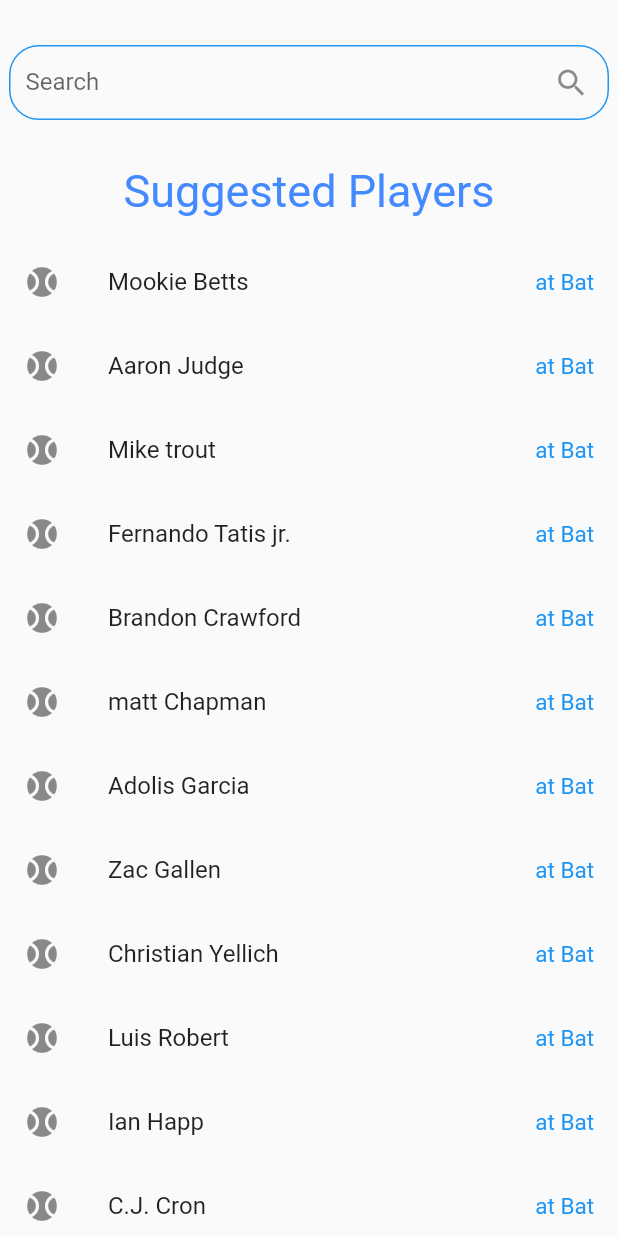
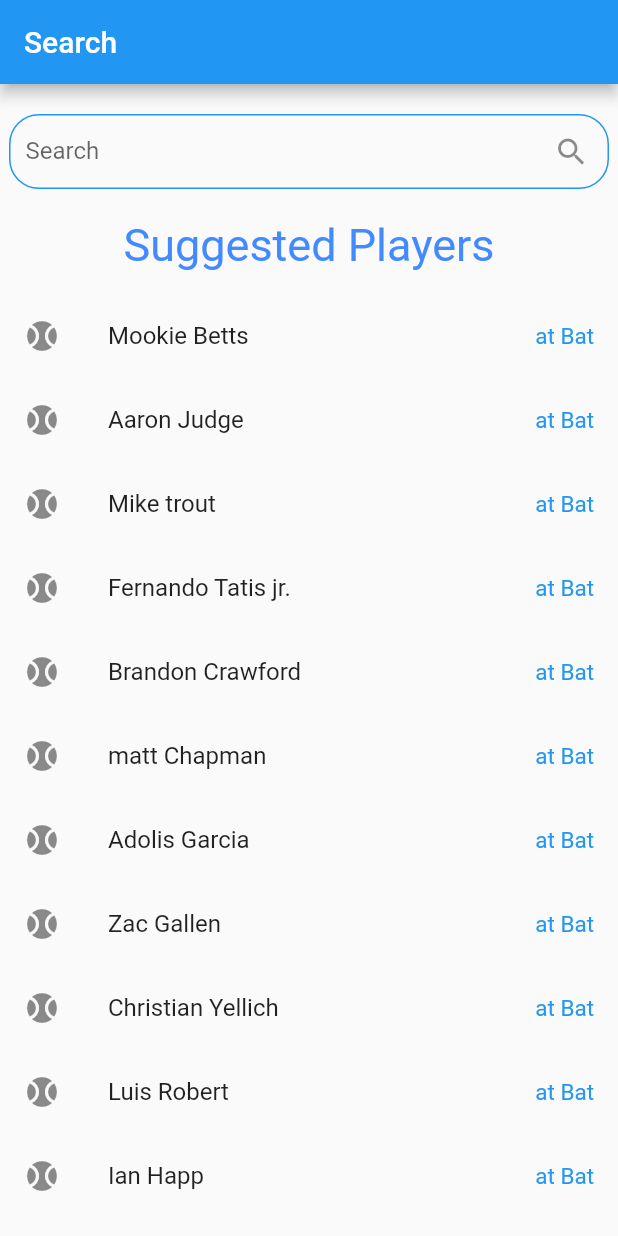
Before and after one commit to mateoavila/QuickStat, a Flutter app: the MySearchPage screen opened directly, on a phone screen of 412 x 824 dp. Run offline on Flutter 3.47's test engine with Material 2 defaults, Android fonts, the phone set to English and light mode, and no system bars.

Commit message:
UI close to done

```diff
--- a/lib/player_list.dart
+++ b/lib/player_list.dart
@@ -2,7 +2,7 @@ import 'package:flutter/material.dart';
 
 class PlayerList extends StatelessWidget {
   const PlayerList({Key? key}) : super(key: key);
-  static const List<String> players = [
+  static  List<String> players = [
     'Mookie Betts',
     'Aaron Judge',
     'Mike trout',
--- a/lib/search_screen.dart
+++ b/lib/search_screen.dart
@@ -16,13 +16,19 @@ class SearchScreen extends State<MySearchPage>{
 
   @override
   Widget build(BuildContext context) {
-    return  Center(
+
+    return Scaffold(
+        appBar: AppBar(
+        title: const Text('Search'),
+          automaticallyImplyLeading: false,
+    ),
+    body:  Center(
       child: Column(
         crossAxisAlignment: CrossAxisAlignment.center,
         mainAxisSize: MainAxisSize.max,
         mainAxisAlignment: MainAxisAlignment.start,
         children:   <Widget>[
-          SizedBox(height: 30.0,),
+          SizedBox(height: 20.0,),
           // the searchBar
           Form(
             child: Container(
@@ -41,7 +47,7 @@ class SearchScreen extends State<MySearchPage>{
               ),
             ),
           ),
-          SizedBox(height: 30.0,),
+          SizedBox(height: 20.0,),
           const Text('Suggested Players',
               style: TextStyle(fontSize: 30, color: Colors.blueAccent)
           ),
@@ -50,6 +56,7 @@ class SearchScreen extends State<MySearchPage>{
             child: PlayerList(),
           )
         ],),
+    ),
     );
   }
 }
--- a/lib/signup_page.dart
+++ b/lib/signup_page.dart
@@ -136,9 +136,7 @@ class _MySignupPageState extends State<MySignupPage> {
                 );
               }).toList(),
             ),
-            SizedBox(
-              height: 20,
-            ),
+            SizedBox(height: 20,),
             Column(
               children: <Widget>[
                 ButtonTheme(
--- a/lib/user_view.dart
+++ b/lib/user_view.dart
@@ -35,9 +35,9 @@ class _MyUserPageState extends State<MyUserPage> {
   @override
   Widget build(BuildContext context) {
     return Scaffold(
-       appBar: AppBar(
-         title: const Text('BatterUp'),
-       ),
+      // appBar: AppBar(
+        // title: const Text('BatterUp'),
+       //),
       body: Center(
         child: _widgetOptions.elementAt(_selectedIndex),
       ),
```
Also changed, not shown: lib/home_screen.dart (+9 -3 lines), lib/settings_screen.dart (+22 -6 lines).
